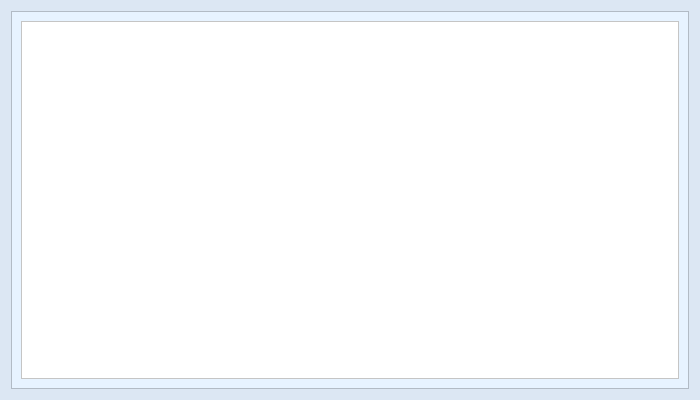
Old version of the form source/ui/views/forms/meta_form.ui in the repository seemir/stressa.
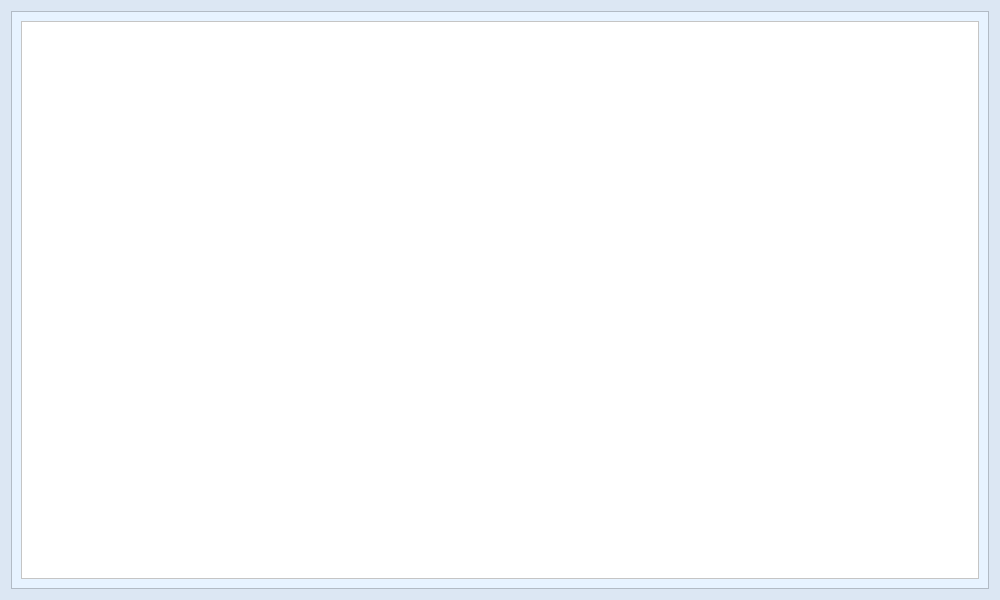
New version of the form. Icons and pictures are not drawn.

```diff
--- a/source/ui/views/forms/meta_form.ui
+++ b/source/ui/views/forms/meta_form.ui
@@ -6,14 +6,14 @@
    <rect>
     <x>0</x>
     <y>0</y>
-    <width>700</width>
-    <height>400</height>
+    <width>1000</width>
+    <height>600</height>
    </rect>
   </property>
   <property name="minimumSize">
    <size>
-    <width>700</width>
-    <height>400</height>
+    <width>1000</width>
+    <height>600</height>
    </size>
   </property>
   <property name="palette">
@@ -1294,8 +1294,8 @@
           <rect>
            <x>0</x>
            <y>0</y>
-           <width>660</width>
-           <height>360</height>
+           <width>960</width>
+           <height>560</height>
           </rect>
          </property>
          <layout class="QGridLayout" name="gridLayout_3">
```
Left out of the diff: 4 changed lines with no effect on the pictures.
